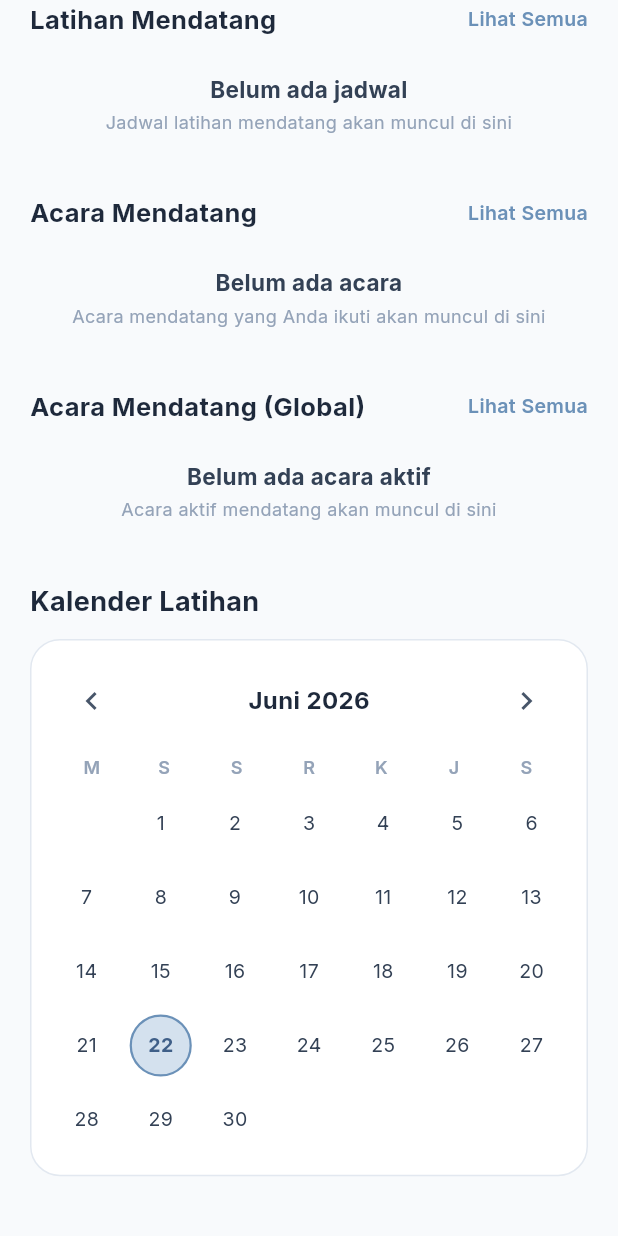
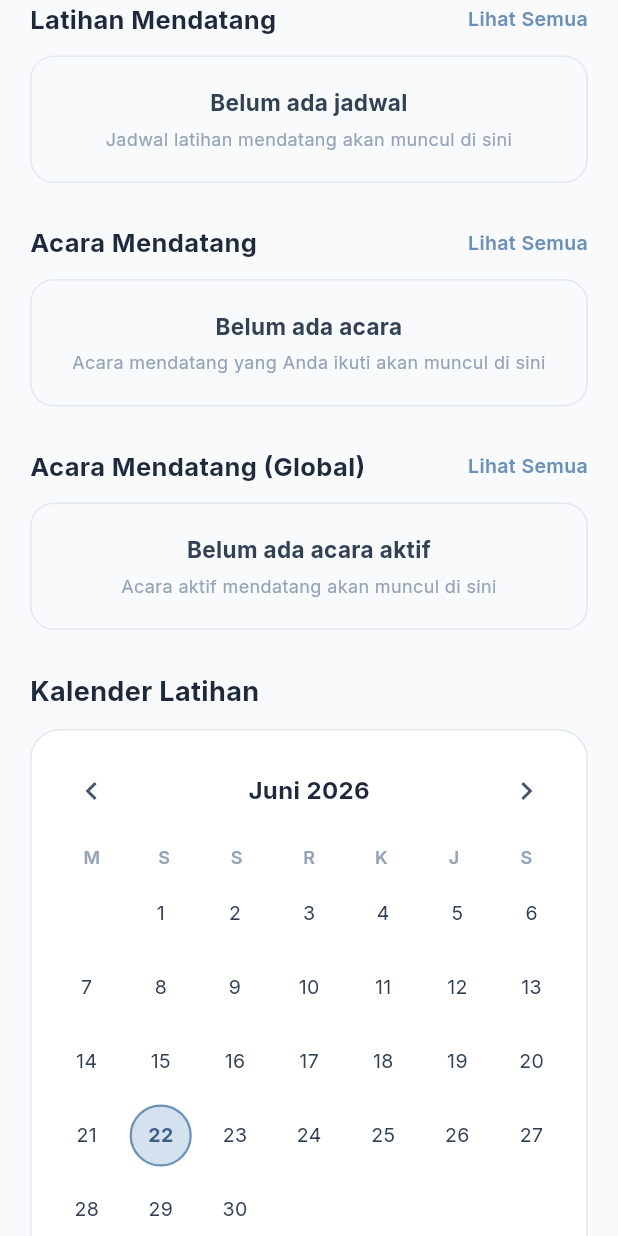
Before and after one commit to sharscode/SKRIPSI, a Flutter app: the HomeScreen screen opened directly, scrolled down 263 dp, on a phone screen of 412 x 824 dp. Run offline on Flutter 3.47's test engine with Material 3 defaults, Android fonts, the phone set to English and light mode, and no system bars; our stand-ins replace flutter_local_notifications, google_fonts, lucide_icons, shared_preferences; missing offline and left inert: mobile_scanner; accounts and stored records are empty; network calls fail.

Commit message:
style: wrap compact empty state in card with border and background

```diff
--- a/choir_app_anggota/lib/widgets/shared_widgets.dart
+++ b/choir_app_anggota/lib/widgets/shared_widgets.dart
@@ -185,9 +185,10 @@ class EmptyState extends StatelessWidget {
   @override
   Widget build(BuildContext context) {
     if (isMini) {
-      return Center(
-        child: Padding(
-          padding: const EdgeInsets.symmetric(vertical: 12, horizontal: 20),
+      return AppCard(
+        color: AppColors.neutral50,
+        padding: const EdgeInsets.symmetric(vertical: 20, horizontal: 16),
+        child: Center(
           child: Column(
             mainAxisSize: MainAxisSize.min,
             children: [
@@ -200,7 +201,7 @@ class EmptyState extends StatelessWidget {
                 ),
                 textAlign: TextAlign.center,
               ),
-              const SizedBox(height: 4),
+              const SizedBox(height: 6),
               Text(
                 subtitle,
                 style: const TextStyle(
```
